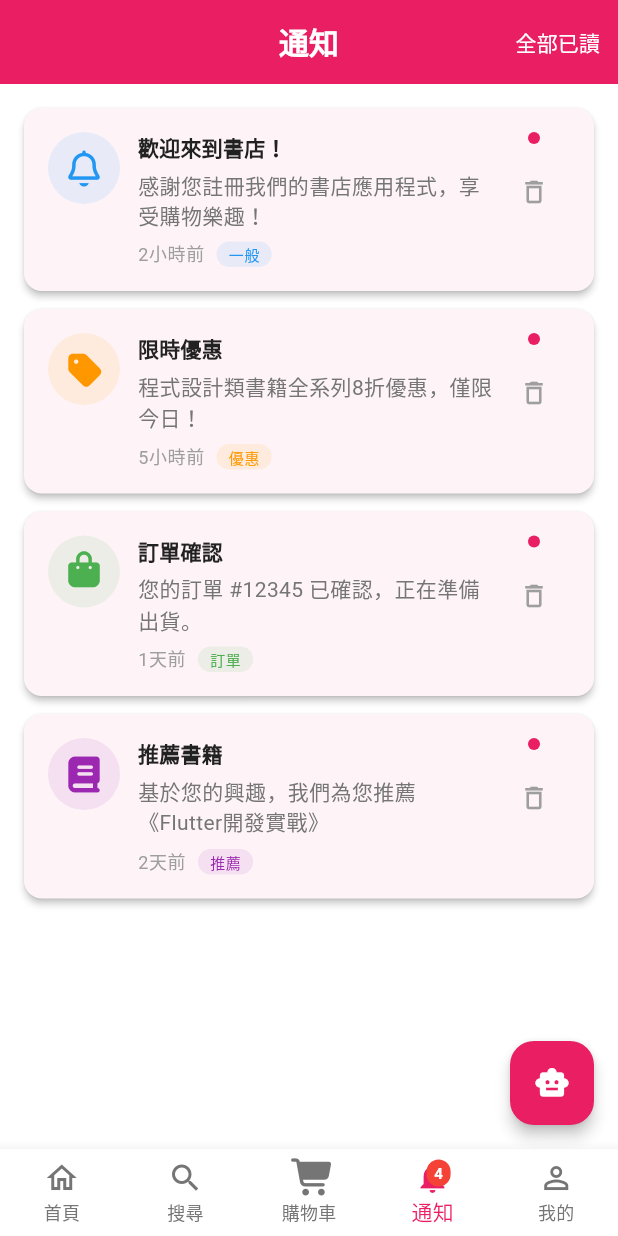
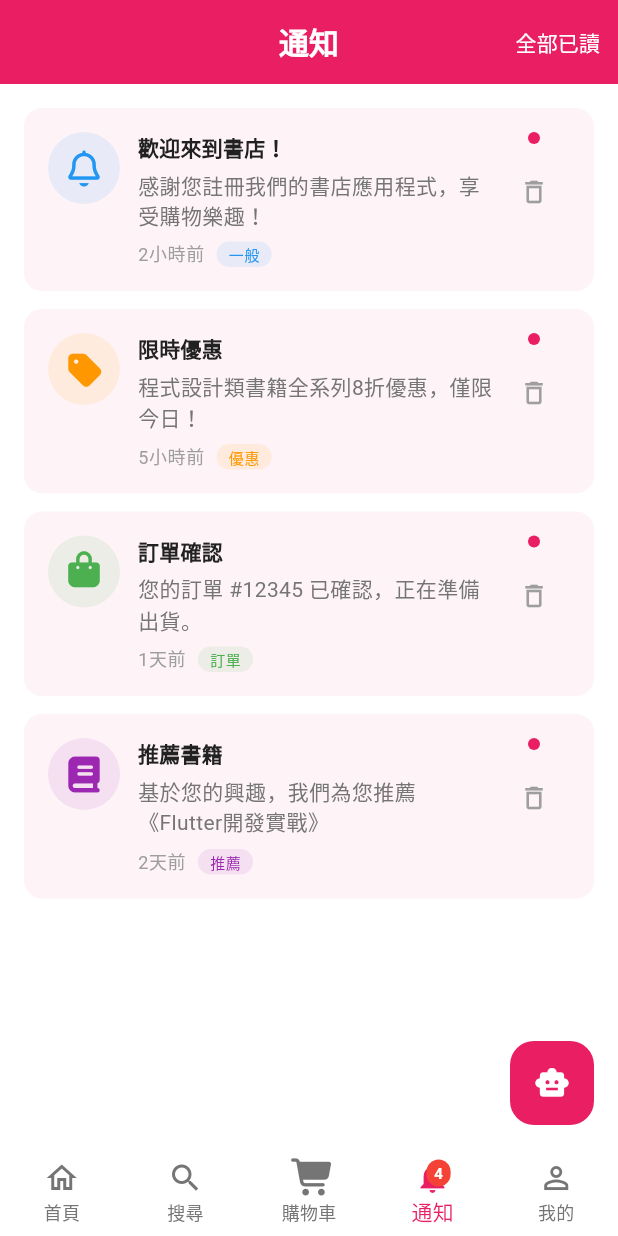
Before and after one commit to dereckyin/taaze_app_new, a Flutter app: the screen it shows after launch, item 4 of the bottom bar chosen, on a phone screen of 412 x 824 dp. Run offline on Flutter 3.47's test engine with Material 3 defaults, Android fonts, the phone set to English and light mode, and no system bars; our stand-ins replace cached_network_image, font_awesome_flutter, google_sign_in, image_picker, shared_preferences, shimmer; missing offline and left inert: flutter_facebook_auth; accounts and stored records are empty; network calls fail.

Commit message:
平坦設計

```diff
--- a/lib/theme/app_theme.dart
+++ b/lib/theme/app_theme.dart
@@ -38,11 +38,11 @@ class AppTheme {
         error: errorColor,
       ),
 
-      // AppBar主題
+      // AppBar主題 - 平坦化設計
       appBarTheme: const AppBarTheme(
         backgroundColor: primaryColor,
         foregroundColor: Colors.white,
-        elevation: 0,
+        elevation: 0, // 保持無陰影
         centerTitle: true,
         titleTextStyle: TextStyle(
           fontSize: 20,
@@ -51,56 +51,56 @@ class AppTheme {
         ),
       ),
 
-      // 卡片主題
+      // 卡片主題 - 平坦化設計
       cardTheme: CardThemeData(
         color: cardColor,
-        elevation: 2,
+        elevation: 0, // 移除陰影
         shape: RoundedRectangleBorder(
-          borderRadius: BorderRadius.circular(12),
+          borderRadius: BorderRadius.circular(4), // 減少圓角
         ),
         margin: const EdgeInsets.all(8),
       ),
 
-      // 按鈕主題
+      // 按鈕主題 - 平坦化設計
       elevatedButtonTheme: ElevatedButtonThemeData(
         style: ElevatedButton.styleFrom(
           backgroundColor: primaryColor,
           foregroundColor: Colors.white,
-          elevation: 2,
+          elevation: 0, // 移除陰影
           shape: RoundedRectangleBorder(
-            borderRadius: BorderRadius.circular(8),
+            borderRadius: BorderRadius.circular(2), // 減少圓角
           ),
           padding: const EdgeInsets.symmetric(horizontal: 24, vertical: 12),
         ),
       ),
 
-      // 文字按鈕主題
+      // 文字按鈕主題 - 平坦化設計
       textButtonTheme: TextButtonThemeData(
         style: TextButton.styleFrom(
           foregroundColor: primaryColor,
           shape: RoundedRectangleBorder(
-            borderRadius: BorderRadius.circular(8),
+            borderRadius: BorderRadius.circular(2), // 減少圓角
           ),
         ),
       ),
 
-      // 輸入框主題
+      // 輸入框主題 - 平坦化設計
       inputDecorationTheme: InputDecorationTheme(
         border: OutlineInputBorder(
-          borderRadius: BorderRadius.circular(8),
-          borderSide: const BorderSide(color: textHintColor),
+          borderRadius: BorderRadius.circular(2), // 減少圓角
+          borderSide: const BorderSide(color: textHintColor, width: 1),
         ),
         enabledBorder: OutlineInputBorder(
-          borderRadius: BorderRadius.circular(8),
-          borderSide: const BorderSide(color: textHintColor),
+          borderRadius: BorderRadius.circular(2), // 減少圓角
+          borderSide: const BorderSide(color: textHintColor, width: 1),
         ),
         focusedBorder: OutlineInputBorder(
-          borderRadius: BorderRadius.circular(8),
+          borderRadius: BorderRadius.circular(2), // 減少圓角
           borderSide: const BorderSide(color: primaryColor, width: 2),
         ),
         errorBorder: OutlineInputBorder(
-          borderRadius: BorderRadius.circular(8),
-          borderSide: const BorderSide(color: errorColor),
+          borderRadius: BorderRadius.circular(2), // 減少圓角
+          borderSide: const BorderSide(color: errorColor, width: 1),
         ),
         contentPadding: const EdgeInsets.symmetric(horizontal: 16, vertical: 12),
       ),
@@ -184,20 +184,20 @@ class AppTheme {
         ),
       ),
 
-      // 底部導航欄主題
+      // 底部導航欄主題 - 平坦化設計
       bottomNavigationBarTheme: const BottomNavigationBarThemeData(
         backgroundColor: surfaceColor,
         selectedItemColor: primaryColor,
         unselectedItemColor: textSecondaryColor,
         type: BottomNavigationBarType.fixed,
-        elevation: 8,
+        elevation: 0, // 移除陰影
       ),
 
-      // 浮動按鈕主題
+      // 浮動按鈕主題 - 平坦化設計
       floatingActionButtonTheme: const FloatingActionButtonThemeData(
         backgroundColor: primaryColor,
         foregroundColor: Colors.white,
-        elevation: 4,
+        elevation: 0, // 移除陰影
       ),
     );
   }
--- a/lib/widgets/custom_app_bar.dart
+++ b/lib/widgets/custom_app_bar.dart
@@ -67,7 +67,7 @@ class SearchAppBar extends StatelessWidget implements PreferredSizeWidget {
         height: 40,
         decoration: BoxDecoration(
           color: Colors.white.withValues(alpha: 0.2),
-          borderRadius: BorderRadius.circular(20),
+          borderRadius: BorderRadius.circular(4), // 平坦化設計 - 減少圓角
         ),
         child: TextField(
           controller: controller,
--- a/lib/widgets/oauth_buttons.dart
+++ b/lib/widgets/oauth_buttons.dart
@@ -144,7 +144,7 @@ class OAuthButtons extends StatelessWidget {
           foregroundColor: textColor,
           elevation: 0,
           shape: RoundedRectangleBorder(
-            borderRadius: BorderRadius.circular(8),
+            borderRadius: BorderRadius.circular(2), // 平坦化設計 - 減少圓角
             side: BorderSide(color: borderColor, width: 1),
           ),
         ),
@@ -289,7 +289,7 @@ class OAuthButton extends StatelessWidget {
           foregroundColor: textColor,
           elevation: 0,
           shape: RoundedRectangleBorder(
-            borderRadius: BorderRadius.circular(8),
+            borderRadius: BorderRadius.circular(2), // 平坦化設計 - 減少圓角
             side: BorderSide(color: borderColor, width: 1),
           ),
         ),
```
Also changed, not shown: lib/widgets/book_card.dart (+13 -18 lines), 1 other file.
